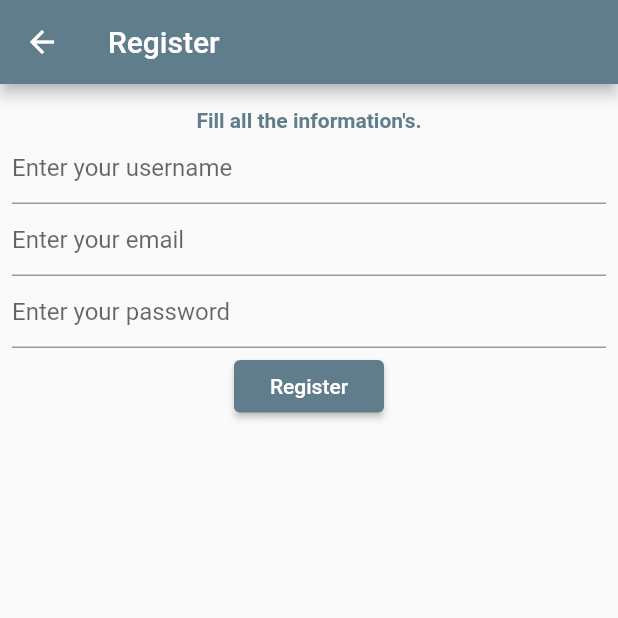
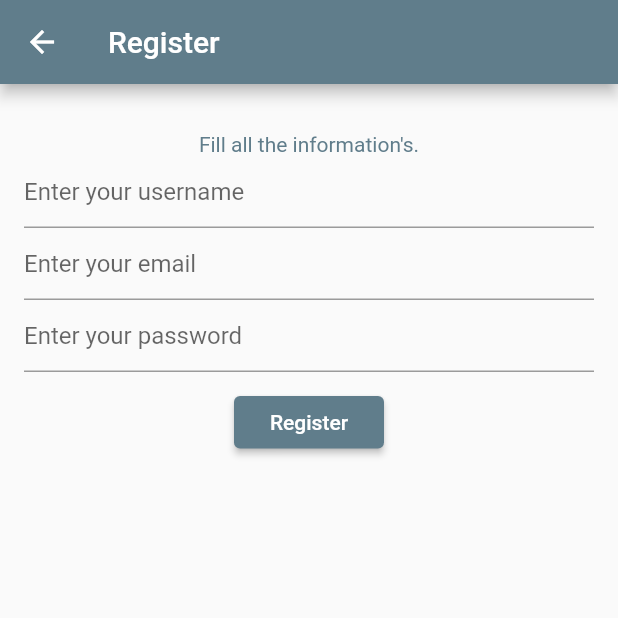
Before and after one commit to rm46627/first_flutter_and_ktor_project, a Flutter app: the screen it shows after launch, after a tap on "Sign up here!", on a phone screen of 412 x 824 dp, the top half of it. Run offline on Flutter 3.47's test engine with Material 2 defaults, Android fonts, the phone set to English and light mode, and no system bars; our stand-ins replace flutter_secure_storage; network calls fail.

Commit message:
minor layout changes

```diff
--- a/mynotes-flutter/lib/views/loginView.dart
+++ b/mynotes-flutter/lib/views/loginView.dart
@@ -66,16 +66,15 @@ class _LoginViewState extends State<LoginView> {
     return Scaffold(
       appBar: AppBar(title: const Text('Login')),
       body: Padding(
-        padding: const EdgeInsets.all(8.0),
+        padding: const EdgeInsets.all(16.0),
         child: Column(
           children: [
             const SizedBox(
-              height: 8,
+              height: 16,
             ),
             Text(
               _hintTextHolder,
-              style: const TextStyle(
-                  fontWeight: FontWeight.bold, color: Colors.blueGrey),
+              style: const TextStyle(color: Colors.blueGrey),
             ),
             TextField(
               controller: _username,
@@ -93,11 +92,15 @@ class _LoginViewState extends State<LoginView> {
             const SizedBox(
               height: 16,
             ),
-            ElevatedButton(
-                onPressed: () async {
-                  clickLoginBtn(context);
-                },
-                child: const Text("Login")),
+            SizedBox(
+              height: 35.0,
+              width: 75.0,
+              child: ElevatedButton(
+                  onPressed: () async {
+                    clickLoginBtn(context);
+                  },
+                  child: const Text("Login")),
+            ),
             const SizedBox(
               height: 16,
             ),
--- a/mynotes-flutter/lib/views/registerView.dart
+++ b/mynotes-flutter/lib/views/registerView.dart
@@ -60,17 +60,16 @@ class _RegisterViewState extends State<RegisterView> {
     return Scaffold(
       appBar: AppBar(title: const Text('Register')),
       body: Padding(
-        padding: const EdgeInsets.all(8.0),
+        padding: const EdgeInsets.all(16.0),
         child: Column(
           children: [
             const SizedBox(
-              height: 8,
+              height: 16,
             ),
             Text(
               _hintTextHolder,
               textAlign: TextAlign.center,
-              style: const TextStyle(
-                  fontWeight: FontWeight.bold, color: Colors.blueGrey),
+              style: const TextStyle(color: Colors.blueGrey),
             ),
             TextField(
               controller: _username,
@@ -92,14 +91,11 @@ class _RegisterViewState extends State<RegisterView> {
                   const InputDecoration(hintText: 'Enter your password'),
             ),
             const SizedBox(
-              height: 8,
+              height: 16,
             ),
             Builder(builder: (context) {
               return buildRegisterButton();
             }),
-            const SizedBox(
-              height: 8,
-            ),
           ],
         ),
       ),
```
